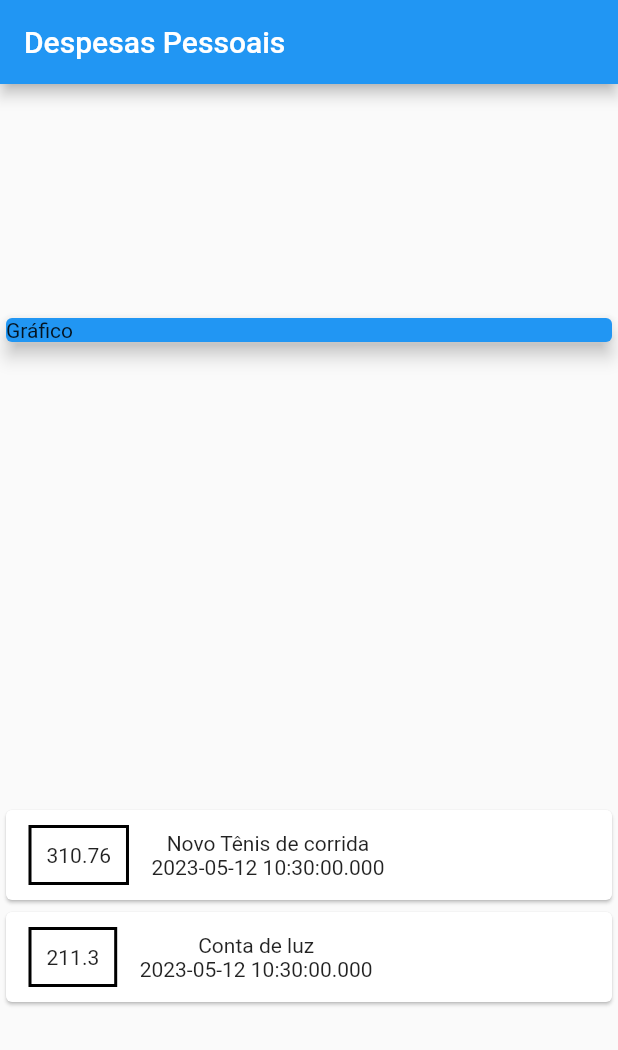
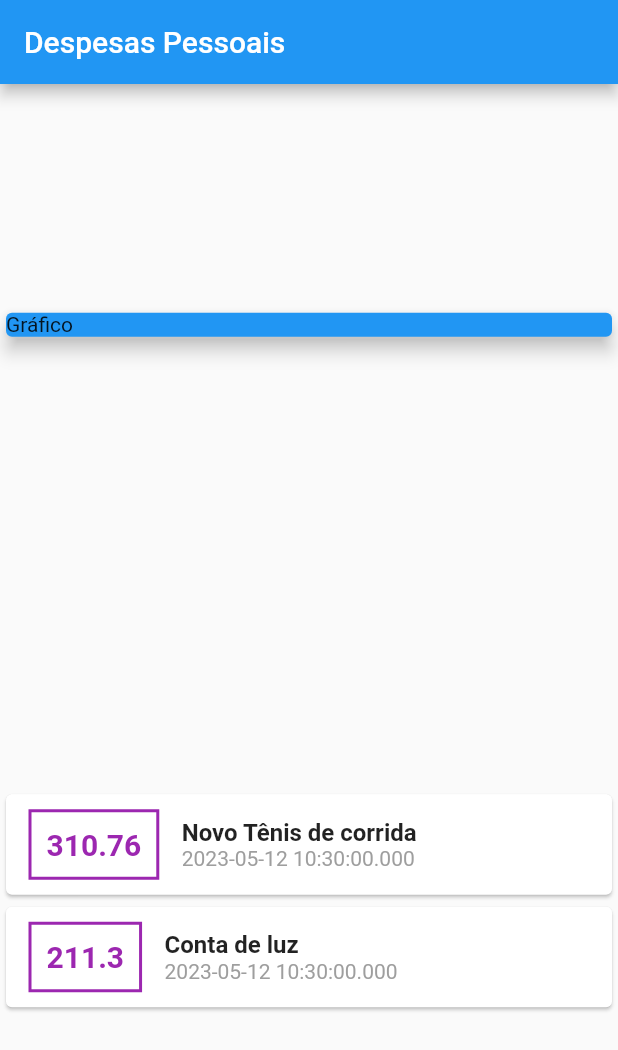
Before and after one commit to Vinicius-Henrique-Cardoso/projeto_despesas, a Flutter app: the screen it shows after launch, on a phone screen of 412 x 824 dp. Shown: the top 1050 px of the screen. Run offline on Flutter 3.47's test engine with Material 2 defaults, Android fonts, the phone set to English and light mode, and no system bars.

Commit message:
Desafio de estilização dos textos

```diff
--- a/lib/main.dart
+++ b/lib/main.dart
@@ -58,19 +58,34 @@ class MyHomePage extends StatelessWidget {
                       ),
                       decoration: BoxDecoration(
                         border: Border.all(
-                          color: Colors.black,
+                          color: Colors.purple,
                           width: 2,
                         ),
                       ),
                       padding: const EdgeInsets.all(10),
                       child: Text(
                         tr.value.toString(),
+                        style: const TextStyle(
+                          fontWeight: FontWeight.bold,
+                          fontSize: 20,
+                          color: Colors.purple,
+                        ),
                       ),
                     ),
                     Column(
+                      crossAxisAlignment: CrossAxisAlignment.start,
                       children: <Widget>[
-                        Text(tr.title),
-                        Text(tr.date.toString()),
+                        Text(
+                          (tr.title),
+                          style: const TextStyle(
+                              fontSize: 16, fontWeight: FontWeight.bold),
+                        ),
+                        Text(
+                          (tr.date.toString()),
+                          style: const TextStyle(
+                            color: Colors.grey,
+                          ),
+                        ),
                       ],
                     )
                   ]),
```
